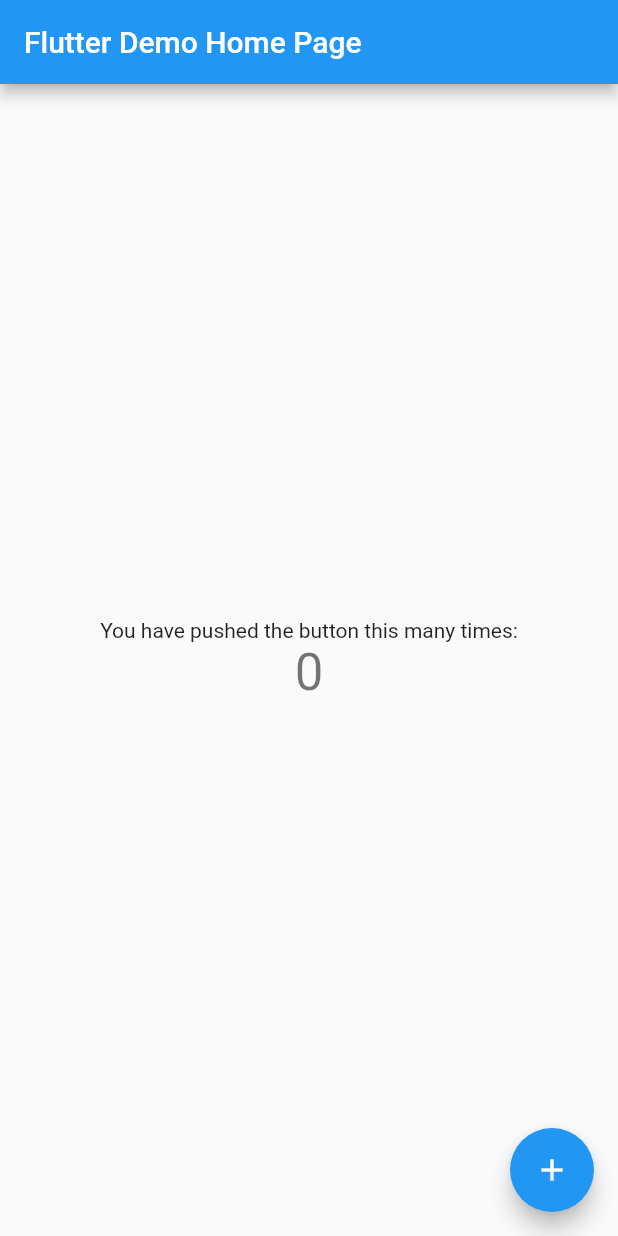
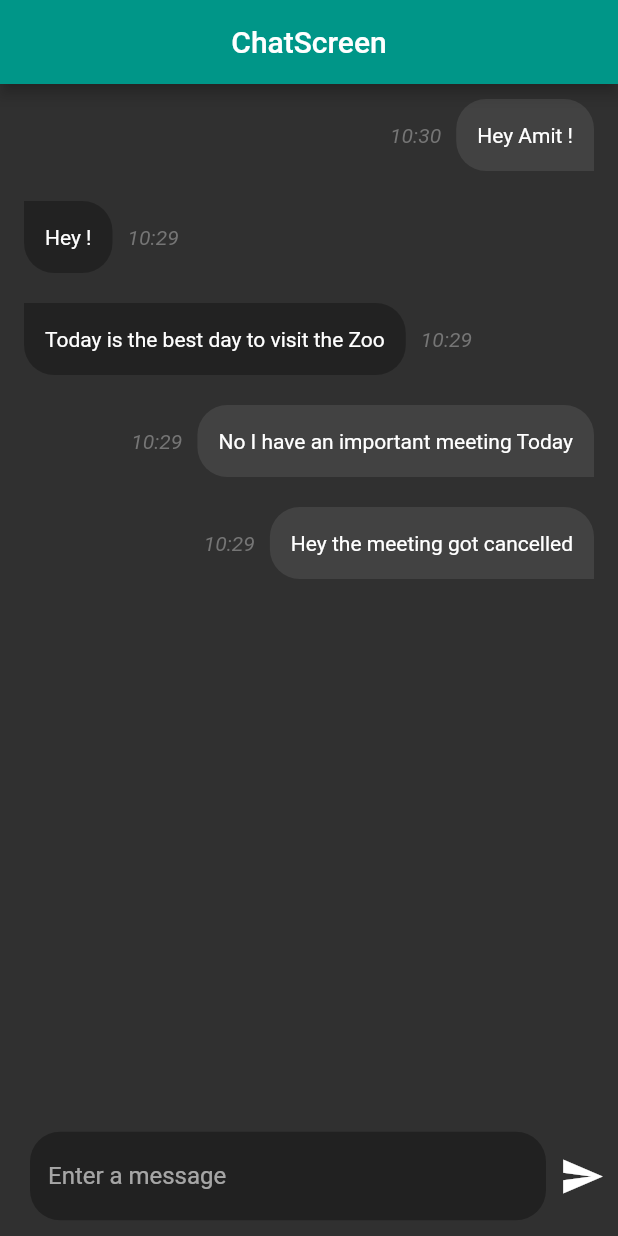
Before and after one commit to itsnehabhagat05/chat_app, a Flutter app: the screen it shows after launch, on a phone screen of 412 x 824 dp. Run offline on Flutter 3.47's test engine with Material 2 defaults, Android fonts, the phone set to English and light mode, and no system bars.

Commit message:
Chat App Ui making

```diff
--- a/analysis_options.yaml
+++ b/analysis_options.yaml
@@ -7,7 +7,7 @@
 
 # The following line activates a set of recommended lints for Flutter apps,
 # packages, and plugins designed to encourage good coding practices.
-include: package:flutter_lints/flutter.yaml
+#include: package:flutter_lints/flutter.yaml
 
 linter:
   # The lint rules applied to this project can be customized in the
--- a/lib/main.dart
+++ b/lib/main.dart
@@ -1,3 +1,4 @@
+import 'package:chat_app/pages/chatscreen.dart';
 import 'package:flutter/material.dart';
 
 void main() {
@@ -7,109 +8,16 @@ void main() {
 class MyApp extends StatelessWidget {
   const MyApp({super.key});
 
-  // This widget is the root of your application.
   @override
   Widget build(BuildContext context) {
     return MaterialApp(
-      title: 'Flutter Demo',
-      theme: ThemeData(
-        // This is the theme of your application.
-        //
-        // Try running your application with "flutter run". You'll see the
-        // application has a blue toolbar. Then, without quitting the app, try
-        // changing the primarySwatch below to Colors.green and then invoke
-        // "hot reload" (press "r" in the console where you ran "flutter run",
-        // or simply save your changes to "hot reload" in a Flutter IDE).
-        // Notice that the counter didn't reset back to zero; the application
-        // is not restarted.
-        primarySwatch: Colors.blue,
-      ),
-      home: const MyHomePage(title: 'Flutter Demo Home Page'),
+      debugShowCheckedModeBanner: false,
+      theme:ThemeData(
+        brightness: Brightness.dark,
+
+      ) ,
+      home: ChatScreen() ,
+
     );
   }
 }
-
-class MyHomePage extends StatefulWidget {
-  const MyHomePage({super.key, required this.title});
-
-  // This widget is the home page of your application. It is stateful, meaning
-  // that it has a State object (defined below) that contains fields that affect
-  // how it looks.
-
-  // This class is the configuration for the state. It holds the values (in this
-  // case the title) provided by the parent (in this case the App widget) and
-  // used by the build method of the State. Fields in a Widget subclass are
-  // always marked "final".
-
-  final String title;
-
-  @override
-  State<MyHomePage> createState() => _MyHomePageState();
-}
-
-class _MyHomePageState extends State<MyHomePage> {
-  int _counter = 0;
-
-  void _incrementCounter() {
-    setState(() {
-      // This call to setState tells the Flutter framework that something has
-      // changed in this State, which causes it to rerun the build method below
-      // so that the display can reflect the updated values. If we changed
-      // _counter without calling setState(), then the build method would not be
-      // called again, and so nothing would appear to happen.
-      _counter++;
-    });
-  }
-
-  @override
-  Widget build(BuildContext context) {
-    // This method is rerun every time setState is called, for instance as done
-    // by the _incrementCounter method above.
-    //
-    // The Flutter framework has been optimized to make rerunning build methods
-    // fast, so that you can just rebuild anything that needs updating rather
-    // than having to individually change instances of widgets.
-    return Scaffold(
-      appBar: AppBar(
-        // Here we take the value from the MyHomePage object that was created by
-        // the App.build method, and use it to set our appbar title.
-        title: Text(widget.title),
-      ),
-      body: Center(
-        // Center is a layout widget. It takes a single child and positions it
-        // in the middle of the parent.
-        child: Column(
-          // Column is also a layout widget. It takes a list of children and
-          // arranges them vertically. By default, it sizes itself to fit its
-          // children horizontally, and tries to be as tall as its parent.
-          //
-          // Invoke "debug painting" (press "p" in the console, choose the
-          // "Toggle Debug Paint" action from the Flutter Inspector in Android
-          // Studio, or the "Toggle Debug Paint" command in Visual Studio Code)
-          // to see the wireframe for each widget.
-          //
-          // Column has various properties to control how it sizes itself and
-          // how it positions its children. Here we use mainAxisAlignment to
-          // center the children vertically; the main axis here is the vertical
-          // axis because Columns are vertical (the cross axis would be
-          // horizontal).
-          mainAxisAlignment: MainAxisAlignment.center,
-          children: <Widget>[
-            const Text(
-              'You have pushed the button this many times:',
-            ),
-            Text(
-              '$_counter',
-              style: Theme.of(context).textTheme.headline4,
-            ),
-          ],
-        ),
-      ),
-      floatingActionButton: FloatingActionButton(
-        onPressed: _incrementCounter,
-        tooltip: 'Increment',
-        child: const Icon(Icons.add),
-      ), // This trailing comma makes auto-formatting nicer for build methods.
-    );
-  }
-}
--- /dev/null
+++ b/lib/pages/chatscreen.dart
@@ -0,0 +1,117 @@
+import 'package:chat_app/utils/constants.dart';
+import 'package:flutter/material.dart';
+import 'package:intl/intl.dart';
+
+class ChatScreen extends StatefulWidget {
+  const ChatScreen({super.key});
+
+  @override
+  State<ChatScreen> createState() => _ChatScreenState();
+}
+
+class _ChatScreenState extends State<ChatScreen> {
+  @override
+  Widget build(BuildContext context) {
+    var w = MediaQuery.of(context).size.width;
+    return SafeArea(
+      child: Scaffold(
+        appBar: AppBar(
+          title: Center(child: Text('ChatScreen')),
+          backgroundColor: Colors.teal,
+        ),
+        body: Container(
+          child: Column(
+            children: [
+              Expanded(child:
+              Container(
+                width: w,
+                child: ListView.builder(
+                  itemCount: messages.length ,
+                  itemBuilder: (context, index) {
+                    return Container(
+                      padding:
+                      EdgeInsets.symmetric(vertical: 5,horizontal: 8) ,
+
+                      margin: EdgeInsets.symmetric(horizontal: 8,vertical: 5),
+                      //color: Colors.purple,
+                      child: Row(
+                        mainAxisAlignment: messages[index]['uid']==1234? MainAxisAlignment.end:MainAxisAlignment.start,
+                        children: [
+                          messages[index]['uid']!=1234?Container():giveTime(messages[index]['time']),
+                          Container(
+                            padding: EdgeInsets.symmetric(vertical: 16,horizontal: 14),
+                            decoration: BoxDecoration(
+                              borderRadius:BorderRadius.only(
+                                bottomLeft:Radius.circular(20),
+                                topRight: Radius.circular(20),
+                                topLeft: Radius.circular(messages[index]['uid']==1234?20:0),
+                                bottomRight: Radius.circular(messages[index]['uid']==1234?0:20),
+
+                              ),
+
+
+                              color:messages[index]['uid']==1234?Colors.grey.shade800 :
+                              Colors.grey.shade900.withOpacity(0.9),
+                            ),
+                            constraints: BoxConstraints(
+                              maxWidth: w*2/3,
+                            ),
+
+                            child: Text(messages[index]['text'])),
+                      messages[index]['uid']==1234?Container():giveTime(messages[index]['time'])
+                        ],
+                      ),
+                    );
+                  },
+                ),
+
+               // color: Colors.red,
+              )),
+              Container(
+                height:80 ,
+
+                child:Row(
+                  children: [
+                    SizedBox(width: 20),
+                    Expanded(
+                      child: Container(
+                        decoration: BoxDecoration(
+                          color: Colors.grey.shade900,
+                          borderRadius: BorderRadius.circular(20)
+                        ),
+                      //color: Colors.grey,
+                      child: TextField(
+                        decoration: InputDecoration(
+                          hintText:'Enter a message',
+                          border: OutlineInputBorder(
+                            borderSide: BorderSide.none,
+                          )
+                        ),
+                      ),
+                    )),
+                    IconButton(onPressed:() {},
+                    icon: Icon (
+                      Icons.send,
+                      size: 30,
+                      ),)
+                  ],
+                ),
+              ),
+              //SizedBox(height: 10,),
+            ],
+          ),
+        ),
+      ),
+    );
+  }
+
+  Widget giveTime(DateTime dateTime){
+    return Container(
+      margin: EdgeInsets.symmetric(horizontal: 10),
+      child: Text(DateFormat('kk:mm').format(dateTime),
+      style: TextStyle(fontStyle: FontStyle.italic,
+      color: Colors.grey.shade600,
+      ),
+      ));
+  }
+}
--- /dev/null
+++ b/lib/utils/constants.dart
@@ -0,0 +1,32 @@
+List messages = [
+  {
+    'name' : 'Aakash Jaiswal',
+    'uid' : 1234,
+    'text': 'Hey Amit !',
+    'time' : DateTime.now()
+  },
+  {
+    'name' : 'Amit Singh',
+    'uid' : 1235,
+    'text': 'Hey !',
+    'time' : DateTime.now().subtract(Duration(seconds: 10))
+  },
+  {
+    'name' : 'Kartik Agarwal',
+    'uid' : 1236,
+    'text': 'Today is the best day to visit the Zoo',
+    'time' : DateTime.now().subtract(Duration(seconds: 20))
+  },
+  {
+    'name' : 'Aakash Jaiswal',
+    'uid' : 1234,
+    'text': 'No I have an important meeting Today',
+    'time' : DateTime.now().subtract(Duration(seconds: 30))
+  },
+  {
+    'name' : 'Aakash Jaiswal',
+    'uid' : 1234,
+    'text': 'Hey the meeting got cancelled',
+    'time' : DateTime.now().subtract(Duration(seconds: 40))
+  },
+];
--- a/pubspec.yaml
+++ b/pubspec.yaml
@@ -31,11 +31,14 @@ environment:
 dependencies:
   flutter:
     sdk: flutter
+  intl:
+
 
 
   # The following adds the Cupertino Icons font to your application.
   # Use with the CupertinoIcons class for iOS style icons.
   cupertino_icons: ^1.0.2
+
 
 dev_dependencies:
   flutter_test:
```
Also changed, not shown: lib/utils/color.dart (added), pubspec.lock.
